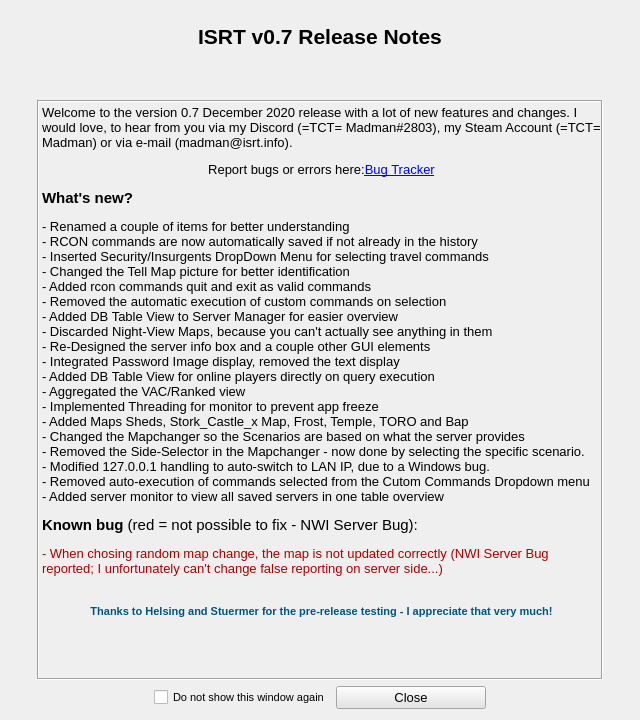
Before: the Qt Designer form Source_Code/source_files/rn_gui.ui in sargolin/ISRT-Insurgency-Sandstorm-RCON-TOOL-and-Mapchanger, drawn with Qt 5.
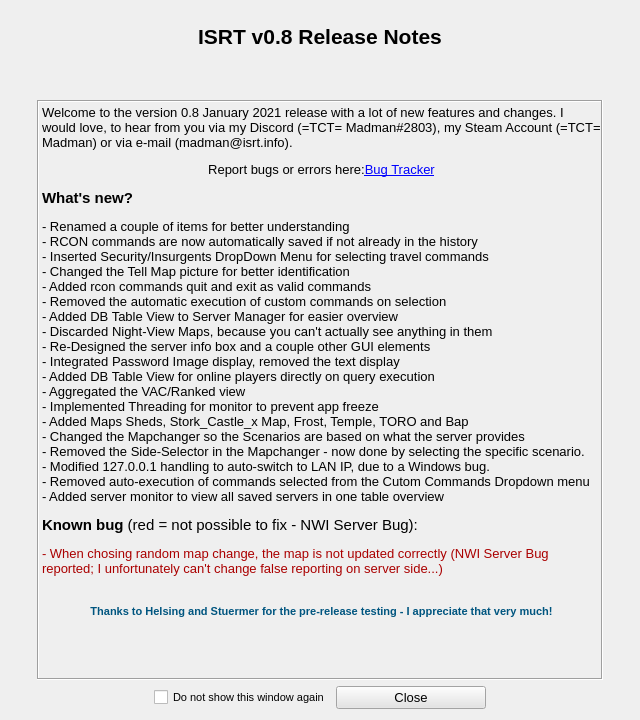
After: the same form once the commit is applied. Icons and pictures are not drawn.

Commit message: Revert back Init structure and changed progress bar handling

Patch:
```diff
--- a/Source_Code/source_files/rn_gui.ui
+++ b/Source_Code/source_files/rn_gui.ui
@@ -56,7 +56,7 @@
      <item>
       <widget class="QLabel" name="rn_top_layer">
        <property name="text">
-        <string>&lt;html&gt;&lt;head/&gt;&lt;body&gt;&lt;p align=&quot;center&quot;&gt;&lt;span style=&quot; font-size:16pt; font-weight:600;&quot;&gt;ISRT v0.7 Release Notes&lt;/span&gt;&lt;/p&gt;&lt;/body&gt;&lt;/html&gt;</string>
+        <string>&lt;html&gt;&lt;head/&gt;&lt;body&gt;&lt;p align=&quot;center&quot;&gt;&lt;span style=&quot; font-size:16pt; font-weight:600;&quot;&gt;ISRT v0.8 Release Notes&lt;/span&gt;&lt;/p&gt;&lt;/body&gt;&lt;/html&gt;</string>
        </property>
        <property name="alignment">
         <set>Qt::AlignLeading|Qt::AlignLeft|Qt::AlignTop</set>
@@ -118,32 +118,7 @@
           <enum>QFrame::Sunken</enum>
          </property>
          <property name="text">
-          <string>&lt;html&gt;&lt;head/&gt;&lt;body&gt;Welcome to the version 0.7 December 2020 release with a lot of new features and changes. I would love, to hear from you via my Discord (=TCT= Madman#2803), my Steam Account (=TCT= Madman) or via e-mail (madman@isrt.info).&lt;p&gt;
-&lt;p align=&quot;center&quot;&gt;Report bugs or errors here:&lt;a href=&quot;https://github.com/olli-e/ISRT-Insurgency-Sandstorm-RCON-Query-Tool/issues&quot;&gt;&lt;span style=&quot; text-decoration: underline; color:#0000ff;&quot;&gt;Bug Tracker&lt;/span&gt;&lt;/a&gt;&lt;/p&gt;&lt;p&gt;&lt;span style=&quot; font-size:11pt; font-weight:600;&quot;&gt;What's new?&lt;/span&gt;&lt;/p&gt;&lt;p&gt;
-
-
-- Renamed a couple of items for better understanding&lt;br&gt;
-- RCON commands are now automatically saved if not already in the history&lt;br&gt;
-- Inserted Security/Insurgents DropDown Menu for selecting travel commands&lt;br&gt;
-- Changed the Tell Map picture for better identification&lt;br&gt;
-- Added rcon commands quit and exit as valid commands&lt;br&gt;
-- Removed the automatic execution of custom commands on selection&lt;br&gt;
-- Added DB Table View to Server Manager for easier overview&lt;br&gt;
-- Discarded Night-View Maps, because you can't actually see anything in them&lt;br&gt;
-- Re-Designed the server info box and a couple other GUI elements&lt;br&gt;
-- Integrated Password Image display, removed the text display&lt;br&gt;
-- Added DB Table View for online players directly on query execution&lt;br&gt;
-- Aggregated the VAC/Ranked view&lt;br&gt;
-- Implemented Threading for monitor to prevent app freeze&lt;br&gt;
-- Added Maps Sheds, Stork_Castle_x Map, Frost, Temple, TORO and Bap&lt;br&gt;
-- Changed the Mapchanger so the Scenarios are based on what the server provides&lt;br&gt;
-- Removed the Side-Selector in the Mapchanger - now done by selecting the specific scenario.&lt;br&gt;
-- Modified 127.0.0.1 handling to auto-switch to LAN IP, due to a Windows bug.&lt;br&gt;
-- Removed auto-execution of commands selected from the Cutom Commands Dropdown menu&lt;br&gt;
-- Added server monitor to view all saved servers in one table overview&lt;p&gt;&lt;p&gt;
-
-
-&lt;span style=&quot; font-size:11pt; font-weight:600;&quot;&gt;Known bug &lt;/span&gt;&lt;span style=&quot; font-size:11pt;&quot;&gt;(red = not possible to fix - NWI Server Bug):&lt;/span&gt;&lt;/p&gt;&lt;p&gt;&lt;span style=&quot; color:#aa0000;&quot;&gt;- When chosing random map change, the map is not updated correctly (NWI Server Bug reported; I unfortunately can't change false reporting on server side...)&lt;/span&gt;&lt;br/&gt;&lt;/p&gt;&lt;p align=&quot;center&quot;&gt;&lt;span style=&quot; font-family:'Consolas','Courier New','monospace'; font-size:8pt; font-weight:600; color:#00557f;&quot;&gt;Thanks to Helsing and Stuermer for the pre-release testing - I appreciate that very much!&lt;/span&gt;&lt;br/&gt;&lt;/p&gt;&lt;p&gt;&lt;br/&gt;&lt;/p&gt;&lt;/body&gt;&lt;/html&gt;</string>
+          <string>&lt;html&gt;&lt;head/&gt;&lt;body&gt;&lt;p&gt;Welcome to the version 0.8 January 2021 release with a lot of new features and changes. I would love, to hear from you via my Discord (=TCT= Madman#2803), my Steam Account (=TCT= Madman) or via e-mail (madman@isrt.info).&lt;/p&gt;&lt;p align=&quot;center&quot;&gt;Report bugs or errors here:&lt;a href=&quot;https://github.com/olli-e/ISRT-Insurgency-Sandstorm-RCON-Query-Tool/issues&quot;&gt;&lt;span style=&quot; text-decoration: underline; color:#0000ff;&quot;&gt;Bug Tracker&lt;/span&gt;&lt;/a&gt;&lt;/p&gt;&lt;p&gt;&lt;span style=&quot; font-size:11pt; font-weight:600;&quot;&gt;What's new?&lt;/span&gt;&lt;/p&gt;&lt;p&gt;- Renamed a couple of items for better understanding&lt;br/&gt;- RCON commands are now automatically saved if not already in the history&lt;br/&gt;- Inserted Security/Insurgents DropDown Menu for selecting travel commands&lt;br/&gt;- Changed the Tell Map picture for better identification&lt;br/&gt;- Added rcon commands quit and exit as valid commands&lt;br/&gt;- Removed the automatic execution of custom commands on selection&lt;br/&gt;- Added DB Table View to Server Manager for easier overview&lt;br/&gt;- Discarded Night-View Maps, because you can't actually see anything in them&lt;br/&gt;- Re-Designed the server info box and a couple other GUI elements&lt;br/&gt;- Integrated Password Image display, removed the text display&lt;br/&gt;- Added DB Table View for online players directly on query execution&lt;br/&gt;- Aggregated the VAC/Ranked view&lt;br/&gt;- Implemented Threading for monitor to prevent app freeze&lt;br/&gt;- Added Maps Sheds, Stork_Castle_x Map, Frost, Temple, TORO and Bap&lt;br/&gt;- Changed the Mapchanger so the Scenarios are based on what the server provides&lt;br/&gt;- Removed the Side-Selector in the Mapchanger - now done by selecting the specific scenario.&lt;br/&gt;- Modified 127.0.0.1 handling to auto-switch to LAN IP, due to a Windows bug.&lt;br/&gt;- Removed auto-execution of commands selected from the Cutom Commands Dropdown menu&lt;br/&gt;- Added server monitor to view all saved servers in one table overview&lt;/p&gt;&lt;p&gt;&lt;span style=&quot; font-size:11pt; font-weight:600;&quot;&gt;Known bug &lt;/span&gt;&lt;span style=&quot; font-size:11pt;&quot;&gt;(red = not possible to fix - NWI Server Bug):&lt;/span&gt;&lt;/p&gt;&lt;p&gt;&lt;span style=&quot; color:#aa0000;&quot;&gt;- When chosing random map change, the map is not updated correctly (NWI Server Bug reported; I unfortunately can't change false reporting on server side...)&lt;/span&gt;&lt;br/&gt;&lt;/p&gt;&lt;p align=&quot;center&quot;&gt;&lt;span style=&quot; font-family:'Consolas','Courier New','monospace'; font-size:8pt; font-weight:600; color:#00557f;&quot;&gt;Thanks to Helsing and Stuermer for the pre-release testing - I appreciate that very much!&lt;/span&gt;&lt;br/&gt;&lt;/p&gt;&lt;p&gt;&lt;br/&gt;&lt;/p&gt;&lt;/body&gt;&lt;/html&gt;</string>
          </property>
          <property name="alignment">
           <set>Qt::AlignLeading|Qt::AlignLeft|Qt::AlignTop</set>
```
The commit also changes 6 other files.
